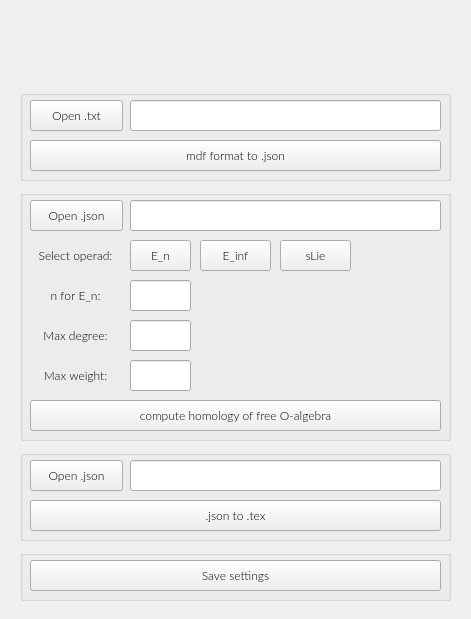
Old version of the form gui.ui in the repository Gerb-24/Dyer-Lashof.
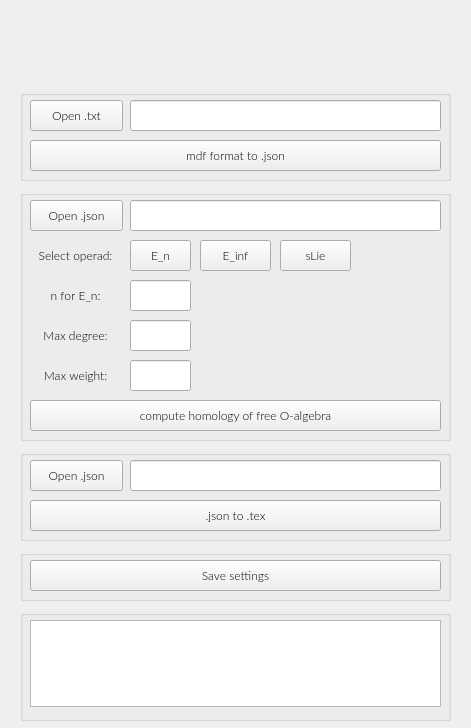
New version of the form. Icons and pictures are not drawn.

```diff
--- a/gui.ui
+++ b/gui.ui
@@ -7,7 +7,7 @@
     <x>0</x>
     <y>0</y>
     <width>471</width>
-    <height>619</height>
+    <height>728</height>
    </rect>
   </property>
   <property name="font">
@@ -541,6 +541,36 @@
     </property>
    </widget>
   </widget>
+  <widget class="QGroupBox" name="groupBox_5">
+   <property name="geometry">
+    <rect>
+     <x>20</x>
+     <y>610</y>
+     <width>431</width>
+     <height>111</height>
+    </rect>
+   </property>
+   <property name="title">
+    <string/>
+   </property>
+   <widget class="QTextEdit" name="log">
+    <property name="geometry">
+     <rect>
+      <x>10</x>
+      <y>10</y>
+      <width>411</width>
+      <height>87</height>
+     </rect>
+    </property>
+    <property name="html">
+     <string>&lt;!DOCTYPE HTML PUBLIC &quot;-//W3C//DTD HTML 4.0//EN&quot; &quot;http://www.w3.org/TR/REC-html40/strict.dtd&quot;&gt;
+&lt;html&gt;&lt;head&gt;&lt;meta name=&quot;qrichtext&quot; content=&quot;1&quot; /&gt;&lt;style type=&quot;text/css&quot;&gt;
+p, li { white-space: pre-wrap; }
+&lt;/style&gt;&lt;/head&gt;&lt;body style=&quot; font-family:'Lato Light'; font-size:7.8pt; font-weight:400; font-style:normal;&quot;&gt;
+&lt;p style=&quot;-qt-paragraph-type:empty; margin-top:0px; margin-bottom:0px; margin-left:0px; margin-right:0px; -qt-block-indent:0; text-indent:0px;&quot;&gt;&lt;br /&gt;&lt;/p&gt;&lt;/body&gt;&lt;/html&gt;</string>
+    </property>
+   </widget>
+  </widget>
  </widget>
  <resources/>
  <connections/>
```
